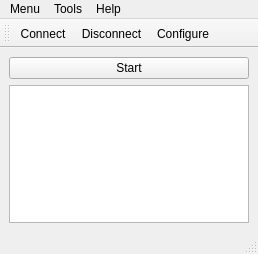
Old version of the form mainwindow.ui in the repository axpaul/SerialRealTime.
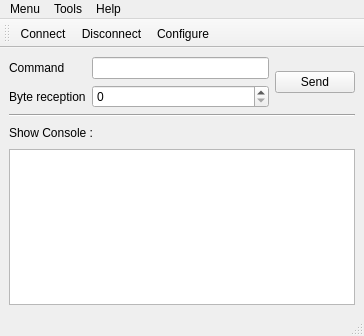
New version of the form. Icons and pictures are not drawn. Custom widgets are drawn as their Qt base class.

```diff
--- a/mainwindow.ui
+++ b/mainwindow.ui
@@ -6,8 +6,8 @@
    <rect>
     <x>0</x>
     <y>0</y>
-    <width>258</width>
-    <height>254</height>
+    <width>364</width>
+    <height>336</height>
    </rect>
   </property>
   <property name="windowTitle">
@@ -22,25 +22,78 @@
     <item>
      <layout class="QHBoxLayout" name="horizontalLayout">
       <item>
-       <widget class="QPushButton" name="button_Start">
+       <layout class="QFormLayout" name="formLayout">
+        <item row="0" column="0">
+         <widget class="QLabel" name="label_command">
+          <property name="text">
+           <string>Command</string>
+          </property>
+         </widget>
+        </item>
+        <item row="0" column="1">
+         <widget class="QLineEdit" name="lineEdit_cmd"/>
+        </item>
+        <item row="1" column="0">
+         <widget class="QLabel" name="label_byte">
+          <property name="text">
+           <string>Byte reception</string>
+          </property>
+         </widget>
+        </item>
+        <item row="1" column="1">
+         <widget class="QSpinBox" name="spinBox_byte">
+          <property name="maximum">
+           <number>1000</number>
+          </property>
+         </widget>
+        </item>
+       </layout>
+      </item>
+      <item>
+       <widget class="QPushButton" name="button_Send">
         <property name="text">
-         <string>Start</string>
+         <string>Send</string>
         </property>
        </widget>
       </item>
      </layout>
     </item>
     <item>
-     <widget class="QTextBrowser" name="console">
+     <widget class="Line" name="line">
+      <property name="orientation">
+       <enum>Qt::Horizontal</enum>
+      </property>
+     </widget>
+    </item>
+    <item>
+     <layout class="QFormLayout" name="formLayout_2">
+      <item row="0" column="0">
+       <widget class="QLabel" name="label_console">
+        <property name="text">
+         <string>Show Console :</string>
+        </property>
+       </widget>
+      </item>
+      <item row="0" column="1">
+       <spacer name="horizontalSpacer">
+        <property name="orientation">
+         <enum>Qt::Horizontal</enum>
+        </property>
+        <property name="sizeHint" stdset="0">
+         <size>
+          <width>40</width>
+          <height>20</height>
+         </size>
+        </property>
+       </spacer>
+      </item>
+     </layout>
+    </item>
+    <item>
+     <widget class="Console" name="console_Window">
       <property name="enabled">
        <bool>true</bool>
       </property>
-      <property name="tabChangesFocus">
-       <bool>true</bool>
-      </property>
-      <property name="readOnly">
-       <bool>false</bool>
-      </property>
      </widget>
     </item>
    </layout>
@@ -50,7 +103,7 @@
     <rect>
      <x>0</x>
      <y>0</y>
-     <width>258</width>
+     <width>364</width>
      <height>21</height>
     </rect>
    </property>
@@ -160,6 +213,13 @@
    </property>
   </action>
  </widget>
+ <customwidgets>
+  <customwidget>
+   <class>Console</class>
+   <extends>QPlainTextEdit</extends>
+   <header location="global">console.h</header>
+  </customwidget>
+ </customwidgets>
  <resources>
   <include location="icone.qrc"/>
  </resources>
```
